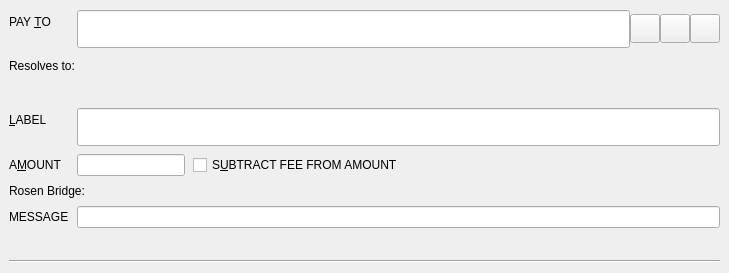
This is src/qt/forms/sendcoinsentry.ui in firoorg/firo as Qt 5 draws it before an edit. The edited form follows.
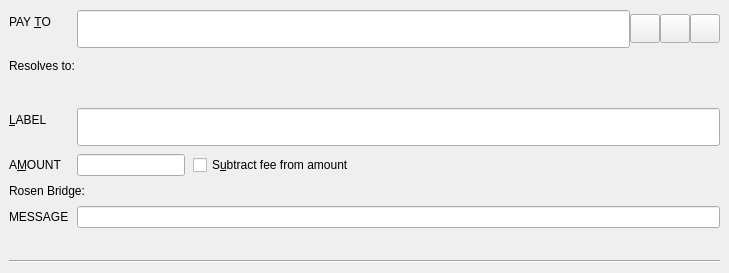
This is the edited form. Icons and pictures are not drawn. Custom widgets are drawn as their Qt base class.

Diff of the .ui file:
```diff
--- a/src/qt/forms/sendcoinsentry.ui
+++ b/src/qt/forms/sendcoinsentry.ui
@@ -310,7 +310,7 @@
          <string>The fee will be deducted from the amount being sent. The recipient will receive less firos than you enter in the amount field. If multiple recipients are selected, the fee is split equally.</string>
         </property>
         <property name="text">
-         <string>S&amp;UBTRACT FEE FROM AMOUNT</string>
+         <string>S&amp;ubtract fee from amount</string>
         </property>
        </widget>
       </item>
```
